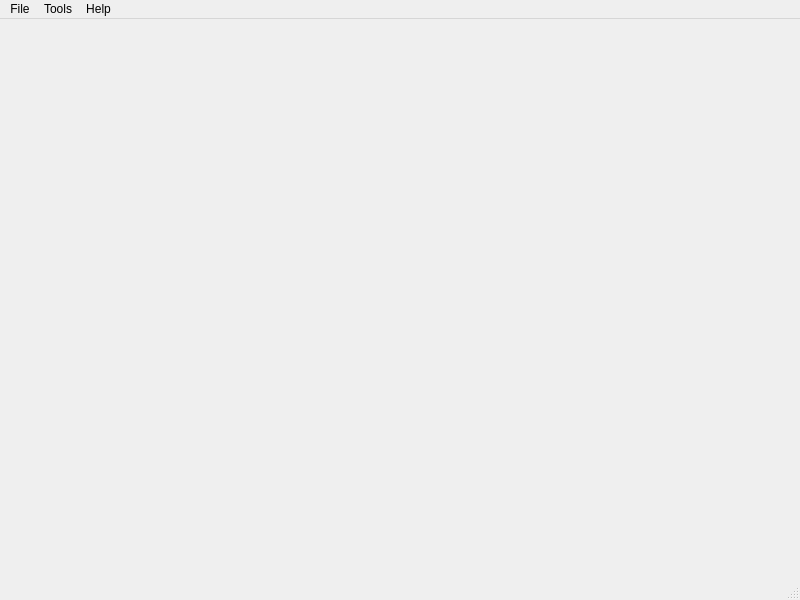
Above: examples/mainwin.ui from dov/wis-lecture-intro-to-python-qt before the change. Below: the same form after it.
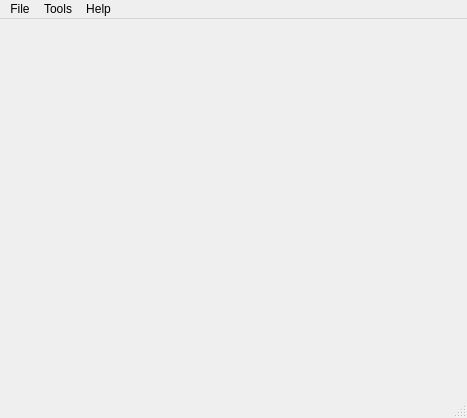
That is the form after the change.

Diff of the .ui file:
```diff
--- a/examples/mainwin.ui
+++ b/examples/mainwin.ui
@@ -6,8 +6,8 @@
    <rect>
     <x>0</x>
     <y>0</y>
-    <width>800</width>
-    <height>600</height>
+    <width>467</width>
+    <height>418</height>
    </rect>
   </property>
   <property name="windowTitle">
@@ -19,7 +19,7 @@
     <rect>
      <x>0</x>
      <y>0</y>
-     <width>800</width>
+     <width>467</width>
      <height>20</height>
     </rect>
    </property>
```
